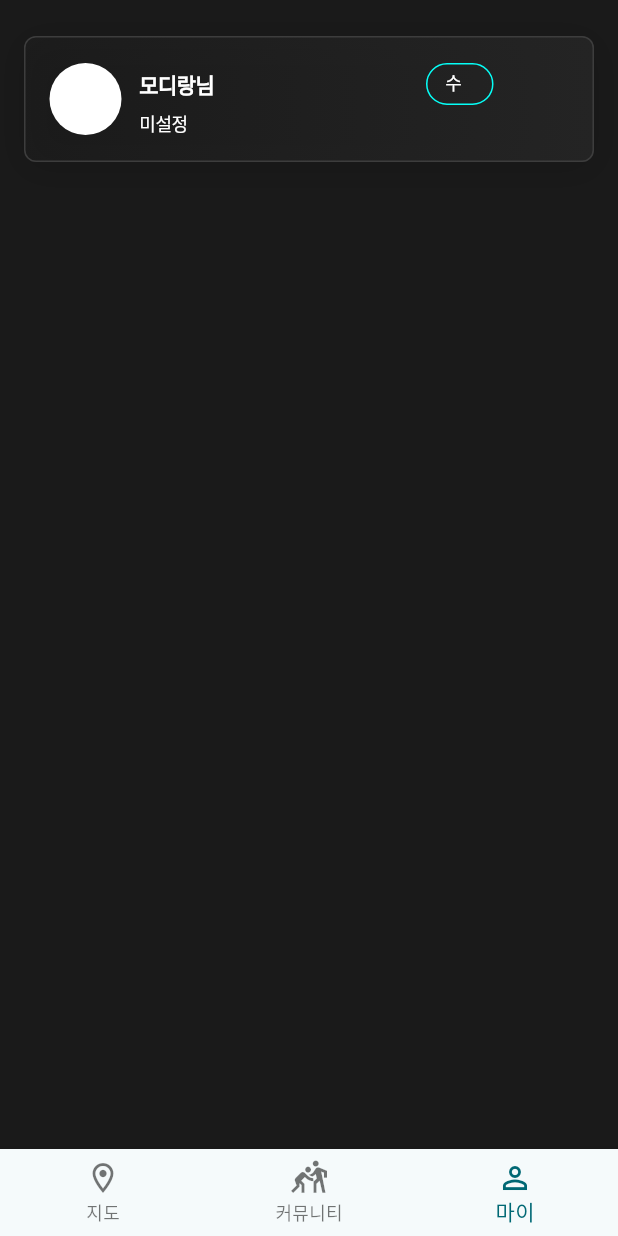
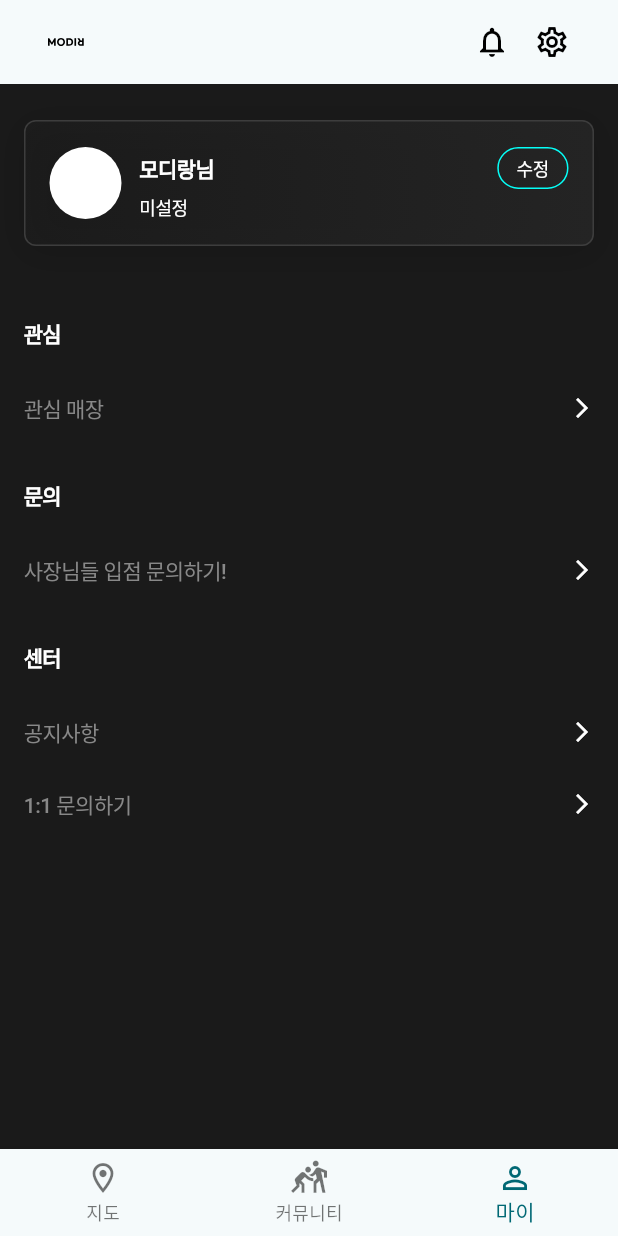
Before and after one commit to hdachan/Modir_map_platform_front, a Flutter app: the MyPageScreen screen opened by its route, on a phone screen of 412 x 824 dp. Run offline on Flutter 3.47's test engine with Material 3 defaults, Android fonts, the phone set to English and light mode, and no system bars; our stand-ins replace flutter_svg, go_router, shared_preferences, supabase_flutter; accounts and stored records are empty; network calls fail; Roboto replaces fonts that are missing (Pretendard); project files that could hold a hidden picture were left out.

Commit message:
20250429 마이페이지 수정

```diff
--- a/lib/mvvm/Mypage/Mypage.dart
+++ /dev/null
@@ -1,177 +0,0 @@
-import 'package:flutter/material.dart';
-import 'package:provider/provider.dart';
-
-import 'ProfileViewModel.dart';
-
-
-
-class MyPageScreen extends StatefulWidget {
-  const MyPageScreen({Key? key}) : super(key: key);
-
-  @override
-  _stateMyPageScreen createState() => _stateMyPageScreen();
-}
-
-class _stateMyPageScreen extends State<MyPageScreen> with SingleTickerProviderStateMixin {
-  @override
-  void initState() {
-    super.initState();
-    Provider.of<ProfileViewModel>(context, listen: false).fetchUserInfo();
-  }
-
-  @override
-  Widget build(BuildContext context) {
-    return Scaffold(
-      backgroundColor: const Color(0xFF1A1A1A),
-      body: SafeArea(
-        child: SingleChildScrollView(
-          child: Center(
-            child: ConstrainedBox(
-              constraints: const BoxConstraints(maxWidth: 600),
-              child: Consumer<ProfileViewModel>(
-                builder: (context, profileVM, child) {
-                  return Column(
-                    children: [
-                      GestureDetector(
-                        onTap: () {
-                        },
-                        child: Container(
-                          width: double.infinity,
-                          height: 132,
-                          padding: EdgeInsets.only(top: 24, bottom: 24, left: 16, right: 16),
-                          child: Container(
-                            width: 328,
-                            height: 84,
-                            decoration: ShapeDecoration(
-                              gradient: const LinearGradient(
-                                begin: Alignment(1.00, -0.08),
-                                end: Alignment(-1, 0.08),
-                                colors: [Color(0xFF242424), Color(0x4C242424)],
-                              ),
-                              shape: RoundedRectangleBorder(
-                                side: BorderSide(
-                                  width: 1,
-                                  color: const Color(0xFF3D3D3D),
-                                ),
-                                borderRadius: BorderRadius.circular(8),
-                              ),
-                              shadows: const [
-                                BoxShadow(
-                                  color: Color(0x26000000),
-                                  blurRadius: 20,
-                                  offset: Offset(0, 4),
-                                  spreadRadius: 0,
-                                ),
-                              ],
-                            ),
-                            padding: const EdgeInsets.only(left: 16, right: 16, top: 8, bottom: 8),
-                            child: Row(
-                              children: [
-                                Container(
-                                  width: 48,
-                                  height: 48,
-                                  decoration: ShapeDecoration(
-                                    color: Colors.white,
-                                    shape: RoundedRectangleBorder(
-                                      borderRadius: BorderRadius.circular(100),
-                                    ),
-                                  ),
-                                ),
-                                SizedBox(width: 12),
-                                Container(
-                                  width: 236,
-                                  height: 48,
-                                  child: Column(
-                                    children: [
-                                      Container(
-                                        width: 236,
-                                        height: 28,
-                                        child: Row(
-                                          children: [
-                                            Container(
-                                              width: 183,
-                                              height: 28,
-                                              child: Align(
-                                                alignment: Alignment.centerLeft,
-                                                child: Text(
-                                                  profileVM.nicknameController.text.isNotEmpty
-                                                      ? profileVM.nicknameController.text
-                                                      : '모디랑님',
-                                                  style: TextStyle(
-                                                    color: Colors.white,
-                                                    fontSize: 14,
-                                                    fontFamily: 'Pretendard',
-                                                    fontWeight: FontWeight.w700,
-                                                    height: 1.40,
-                                                    letterSpacing: -0.35,
-                                                  ),
-                                                ),
-                                              ),
-                                            ),
-                                            SizedBox(width: 8),
-                                            Container(
-                                              width: 45,
-                                              height: 28,
-                                              padding: const EdgeInsets.only(left: 12, right: 12, top: 4, bottom: 4),
-                                              decoration: ShapeDecoration(
-                                                shape: RoundedRectangleBorder(
-                                                  side: BorderSide(width: 1, color: const Color(0xFF05FFF7)),
-                                                  borderRadius: BorderRadius.circular(100),
-                                                ),
-                                              ),
-                                              child: Center(
-                                                child: Text(
-                                                  '수정',
-                                                  style: TextStyle(
-                                                    color: Colors.white,
-                                                    fontSize: 12,
-                                                    fontFamily: 'Pretendard',
-                                                    fontWeight: FontWeight.w500,
-                                                    height: 1.30,
-                                                    letterSpacing: -0.30,
-                                                  ),
-                                                ),
-                                              ),
-                                            ),
-                                          ],
-                                        ),
-                                      ),
-                                      SizedBox(height: 4),
-                                      Container(
-                                        width: 236,
-                                        height: 16,
-                                        child: Text(
-                                          profileVM.selectedGenderIndex == 0
-                                              ? '남성'
-                                              : (profileVM.selectedGenderIndex == 1 ? '여성' : '미설정'),
-                                          style: TextStyle(
-                                            color: Colors.white,
-                                            fontSize: 12,
-                                            fontFamily: 'Pretendard',
-                                            fontWeight: FontWeight.w500,
-                                            height: 1.30,
-                                            letterSpacing: -0.30,
-                                          ),
-                                        ),
-                                      ),
-                                    ],
-                                  ),
-                                ),
-                              ],
-                            ),
-                          ),
-                        ),
-                      )
-
-
-                    ],
-                  );
-                },
-              ),
-            ),
-          ),
-        ),
-      ),
-    );
-  }
-}
--- /dev/null
+++ b/lib/mvvm/Mypage/mypage_widget.dart
@@ -0,0 +1,132 @@
+import 'package:flutter/cupertino.dart';
+import 'package:flutter/material.dart';
+import 'package:flutter_svg/svg.dart';
+
+// 마이페이지 상단바
+PreferredSizeWidget custommypageAppBar() {
+  return PreferredSize(
+    preferredSize: const Size.fromHeight(56),
+    child: Row(
+      children: [
+        // SVG 이미지 아이콘
+        GestureDetector(
+          onTap: () => print("로고 클릭"), // 뒤로가기 대신 로고 클릭 동작
+          child: Container(
+            padding: const EdgeInsets.all(16), // 기존 패딩 유지
+            child: SvgPicture.asset(
+              'assets/image/logo_primary.svg',
+              width: 24, // 아이콘 크기와 일치
+              height: 24,
+              fit: BoxFit.contain, // 원본 비율 유지
+            ),
+          ),
+        ),
+        const Spacer(),
+        // 종 아이콘
+        Padding(
+          padding: const EdgeInsets.only(right: 16),
+          child: GestureDetector(
+            onTap: () => print("종 버튼 클릭"),
+            child: const Icon(
+              Icons.notifications_outlined,
+              size: 24,
+              color: Colors.black,
+            ),
+          ),
+        ),
+        // 설정아이콘
+        Padding(
+          padding: const EdgeInsets.only(right: 16),
+          child: GestureDetector(
+            onTap: () => print("저장 버튼 클릭"),
+            child: const Icon(
+              Icons.settings_outlined,
+              size: 24,
+              color: Colors.black,
+            ),
+          ),
+        ),
+      ],
+    ),
+  );
+}
+
+
+// 마이페이지 중간 텍스트
+Widget middleText(String text) {
+  return LayoutBuilder(
+    builder: (BuildContext context, BoxConstraints constraints) {
+      return Container(
+        width: double.infinity,
+        height: 60,
+        padding: const EdgeInsets.only(left: 16, right: 16, top: 24, bottom: 8),
+        child: Container(
+          height: 28,
+          child: Text(
+            text,
+            style: TextStyle(
+              color: Colors.white,
+              fontSize: 14,
+              fontFamily: 'Pretendard',
+              fontWeight: FontWeight.w700,
+              height: 1.40,
+              letterSpacing: -0.50,
+            ),
+          ),
+        ),
+      );
+    },
+  );
+}
+
+// 마이페이지 > 버튼
+Widget customButton(String title, VoidCallback onPressed) {
+  return LayoutBuilder(
+    builder: (BuildContext context, BoxConstraints constraints) {
+      return Container(
+        width: double.infinity,
+        height: 48,
+        child: TextButton(
+          onPressed: onPressed,
+          style: TextButton.styleFrom(
+            padding: EdgeInsets.zero,
+            backgroundColor: Colors.transparent,
+            shape: const RoundedRectangleBorder(
+              borderRadius: BorderRadius.zero,
+            ),
+          ),
+          child: Row(
+            children: [
+              Container(
+                height: 48,
+                padding: const EdgeInsets.only(left: 16, top: 14, bottom: 14),
+                child: Text(
+                  title,
+                  style: TextStyle(
+                    color: Color(0xFF888888),
+                    fontSize: 14,
+                    fontFamily: 'Pretendard',
+                    fontWeight: FontWeight.w500,
+                    height: 1.40,
+                    letterSpacing: -0.35,
+                  ),
+                ),
+              ),
+              Spacer(),
+              Container(
+                width: 48,
+                height: 48,
+                padding: const EdgeInsets.all(16),
+                child: Icon(
+                  Icons.arrow_forward_ios_sharp,
+                  color: Colors.white,
+                  size: 16,
+                ),
+              ),
+            ],
+          ),
+        ),
+      );
+    },
+  );
+}
--- /dev/null
+++ b/lib/mvvm/Mypage/views/Mypage.dart
@@ -0,0 +1,201 @@
+import 'package:flutter/material.dart';
+import 'package:provider/provider.dart';
+
+import '../ProfileViewModel.dart';
+import '../mypage_widget.dart';
+
+class MyPageScreen extends StatefulWidget {
+  const MyPageScreen({Key? key}) : super(key: key);
+
+  @override
+  _stateMyPageScreen createState() => _stateMyPageScreen();
+}
+
+class _stateMyPageScreen extends State<MyPageScreen>
+    with SingleTickerProviderStateMixin {
+  @override
+  void initState() {
+    super.initState();
+    Provider.of<ProfileViewModel>(context, listen: false).fetchUserInfo();
+  }
+
+  @override
+  Widget build(BuildContext context) {
+    return Scaffold(
+      backgroundColor: const Color(0xFF1A1A1A),
+      appBar: AppBar(
+        title: custommypageAppBar(),
+      ),
+      body: SafeArea(
+        child: SingleChildScrollView(
+          child: Center(
+            child: ConstrainedBox(
+              constraints: const BoxConstraints(maxWidth: 600),
+              child: Consumer<ProfileViewModel>(
+                builder: (context, profileVM, child) {
+                  return Column(
+                    children: [
+                      GestureDetector(
+                        onTap: () {
+                          print('Profile card tapped');
+                        },
+                        child: Container(
+                          width: double.infinity,
+                          height: 132,
+                          padding: const EdgeInsets.only(top: 24, bottom: 24, left: 16, right: 16),
+                          child: Container(
+                            width: double.infinity,
+                            height: 84,
+                            decoration: ShapeDecoration(
+                              gradient: const LinearGradient(
+                                begin: Alignment(1.00, -0.08),
+                                end: Alignment(-1, 0.08),
+                                colors: [Color(0xFF242424), Color(0x4C242424)],
+                              ),
+                              shape: RoundedRectangleBorder(
+                                side: BorderSide(
+                                  width: 1,
+                                  color: const Color(0xFF3D3D3D),
+                                ),
+                                borderRadius: BorderRadius.circular(8),
+                              ),
+                              shadows: const [
+                                BoxShadow(
+                                  color: Color(0x26000000),
+                                  blurRadius: 20,
+                                  offset: Offset(0, 4),
+                                  spreadRadius: 0,
+                                ),
+                              ],
+                            ),
+                            padding: const EdgeInsets.only(left: 16,right: 16,top: 8,bottom: 8),
+                            child: Row(
+                              children: [
+                                Container(
+                                  width: 48,
+                                  height: 48,
+                                  decoration: ShapeDecoration(
+                                    color: Colors.white,
+                                    shape: RoundedRectangleBorder(
+                                      borderRadius: BorderRadius.circular(100),
+                                    ),
+                                  ),
+                                ),
+                                const SizedBox(width: 12),
+                                Expanded(
+                                  child: Container(
+                                    height: 48,
+                                    child: Column(
+                                      crossAxisAlignment: CrossAxisAlignment.start,
+                                      children: [
+                                        SizedBox(
+                                          height: 28,
+                                          child: Row(
+                                            children: [
+                                              SizedBox(
+                                                height: 28,
+                                                child: Align(
+                                                  alignment: Alignment.centerLeft,
+                                                  child: Text(
+                                                    profileVM.nicknameController.text.isNotEmpty
+                                                        ? profileVM.nicknameController.text
+                                                        : '모디랑님',
+                                                    style: TextStyle(
+                                                      color: Colors.white,
+                                                      fontSize: 14,
+                                                      fontFamily: 'Pretendard',
+                                                      fontWeight: FontWeight.w700,
+                                                      height: 1.40,
+                                                      letterSpacing: -0.35,
+                                                    ),
+                                                  ),
+                                                ),
+                                              ),
+                                              Spacer(),
+                                              Container(
+                                                height: 28,
+                                                padding: const EdgeInsets.only(left: 12, right: 12, top: 4, bottom: 4),
+                                                decoration: ShapeDecoration(
+                                                  shape: RoundedRectangleBorder(
+                                                    side: BorderSide(width: 1, color: const Color(0xFF05FFF7)),
+                                                    borderRadius: BorderRadius.circular(100),
+                                                  ),
+                                                ),
+                                                child: Center(
+                                                  child: Text(
+                                                    '수정',
+                                                    style: TextStyle(
+                                                      color: Colors.white,
+                                                      fontSize: 12,
+                                                      fontFamily: 'Pretendard',
+                                                      fontWeight: FontWeight.w500,
+                                                      height: 1.30,
+                                                      letterSpacing: -0.30,
+                                                    ),
+                                                  ),
+                                                ),
+                                              ),
+                                            ],
+                                          ),
+                                        ),
+                                        SizedBox(height: 4),
+                                        Container(
+                                          height: 16,
+                                          child: Text(
+                                            profileVM.selectedGenderIndex == 0
+                                                ? '남성'
+                                                : (profileVM.selectedGenderIndex == 1 ? '여성' : '미설정'),
+                                            style: TextStyle(
+                                              color: Colors.white,
+                                              fontSize: 12,
+                                              fontFamily: 'Pretendard',
+                                              fontWeight: FontWeight.w500,
+                                              height: 1.30,
+                                              letterSpacing: -0.30,
+                                            ),
+                                          ),
+                                        ),
+                                      ],
+                                    ),
+                                  ),
+                                ),
+                              ],
+                            ),
+                          ),
+                        ),
+
+                      ),
+                      middleText('관심'),
+                      customButton(
+                        '관심 매장',
+                            () {
+                        },
+                      ),
+                      middleText('문의'),
+                      customButton(
+                        '사장님들 입점 문의하기!',
+                            () async {
+                        },
+                      ),
+                      middleText('센터'),
+                      customButton(
+                        '공지사항',
+                            () {
+                        },
+                      ),
+                      customButton(
+                        '1:1 문의하기',
+                            () async {
+                        },
+                      ),
+                    ],
+                  );
+                },
+              ),
+            ),
+          ),
+        ),
+      ),
+    );
+  }
+}
--- a/lib/mvvm/feed/widget/custome_appbar.dart
+++ b/lib/mvvm/feed/widget/custome_appbar.dart
@@ -1,10 +1,10 @@
 import 'package:flutter/cupertino.dart';
 import 'package:flutter/material.dart';
 import 'package:flutter_svg/svg.dart';
+import 'package:go_router/go_router.dart';
 import 'package:intl/intl.dart';
 
 import '../models/feed.dart';
-import '../views/FeedDetailScreen.dart';
 
 
 
@@ -127,12 +127,7 @@ class PostCard extends StatelessWidget {
   Widget build(BuildContext context) {
     return GestureDetector(
       onTap: () {
-        Navigator.push(
-          context,
-          MaterialPageRoute(
-            builder: (_) => FeedDetailScreen(feedId: feed.feedId),
-          ),
-        );
+        context.go('/community/detail/${feed.feedId}');
       },
       child: Container(
         height: 146,
@@ -332,22 +327,3 @@ class PostCard extends StatelessWidget {
     }
   }
 }
-
-
-/// 잠시 복사
-/// Container(
-//                           height: 40,
-//                           child: Text(
-//                             '나만의 분위기 , 라이프스타일 , 스타일링에 따라 \n매장을 추천받아보세요',
-//                             style: TextStyle(
-//                               color: Colors.white,
-//                               fontSize: 14,
-//                               fontFamily: 'Pretendard',
-//                               fontWeight: FontWeight.w500,
-//                               height: 1.40,
-//                               letterSpacing: -0.35,
-//                             ),
-//                             overflow: TextOverflow.ellipsis,
-//                             maxLines: 2,
-//                           ),
-//                         ),
--- a/lib/utils/bottom_nav_screen.dart
+++ b/lib/utils/bottom_nav_screen.dart
@@ -17,9 +17,15 @@ class _BottomNavScreenState extends State<BottomNavScreen> {
   void didChangeDependencies() {
     super.didChangeDependencies();
     final location = GoRouterState.of(context).uri.toString();
+
     setState(() {
-      _selectedIndex = location.startsWith('/community') ? 1
-          : location.startsWith('/mypage') ? 2 : 0;
+      if (location.startsWith('/community')) {
+        _selectedIndex = 1;
+      } else if (location.startsWith('/mypage')) {
+        _selectedIndex = 2;
+      } else {
+        _selectedIndex = 0;
+      }
     });
   }
 
@@ -33,16 +39,29 @@ class _BottomNavScreenState extends State<BottomNavScreen> {
   @override
   Widget build(BuildContext context) {
     return Scaffold(
-      body: widget.child,
-      bottomNavigationBar: BottomNavigationBar(
-        currentIndex: _selectedIndex,
-        onTap: _onItemTapped,
-        items: const [
-          BottomNavigationBarItem(icon: Icon(Icons.location_on_outlined), label: '지도'),
-          BottomNavigationBarItem(icon: Icon(Icons.sports_kabaddi_outlined), label: '커뮤니티'),
-          BottomNavigationBarItem(icon: Icon(Icons.person_outline), label: '마이'),
-        ],
+      body: Center(
+        child: ConstrainedBox(
+          constraints: const BoxConstraints(maxWidth: 600),
+          child: Column(
+            children: [
+              Expanded(child: widget.child),
+              BottomNavigationBar(
+                currentIndex: _selectedIndex,
+                onTap: _onItemTapped,
+                items: const [
+                  BottomNavigationBarItem(
+                      icon: Icon(Icons.location_on_outlined), label: '지도'),
+                  BottomNavigationBarItem(
+                      icon: Icon(Icons.sports_kabaddi_outlined), label: '커뮤니티'),
+                  BottomNavigationBarItem(
+                      icon: Icon(Icons.person_outline), label: '마이'),
+                ],
+              ),
+            ],
+          ),
+        ),
       ),
     );
   }
+
 }
--- a/lib/utils/router.dart
+++ b/lib/utils/router.dart
@@ -2,9 +2,10 @@ import 'package:flutter/material.dart';
 import 'package:go_router/go_router.dart';
 import 'package:modir/utils/SessionManager.dart';
 import 'package:modir/utils/session.dart';
-import '../mvvm/Mypage/Mypage.dart';
+import '../mvvm/Mypage/views/Mypage.dart';
 import '../map_screen.dart';
 import '../mvvm/Auth/views/auth_selection_screen.dart';
+import '../mvvm/feed/views/FeedDetailScreen.dart';
 import 'bottom_nav_screen.dart';
 import '../mvvm/feed/views/FeedScreen.dart';
 
@@ -30,6 +31,15 @@ final GoRouter router = GoRouter(
         GoRoute(
           path: '/community',
           builder: (context, state) => const FeedScreen(),
+          routes: [
+            GoRoute(
+              path: 'detail/:feedId', // feedId를 경로 파라미터로 정의
+              builder: (context, state) {
+                final feedId = int.parse(state.pathParameters['feedId']!);
+                return FeedDetailScreen(feedId: feedId);
+              },
+            ),
+          ],
         ),
         GoRoute(
           path: '/mypage',
```
